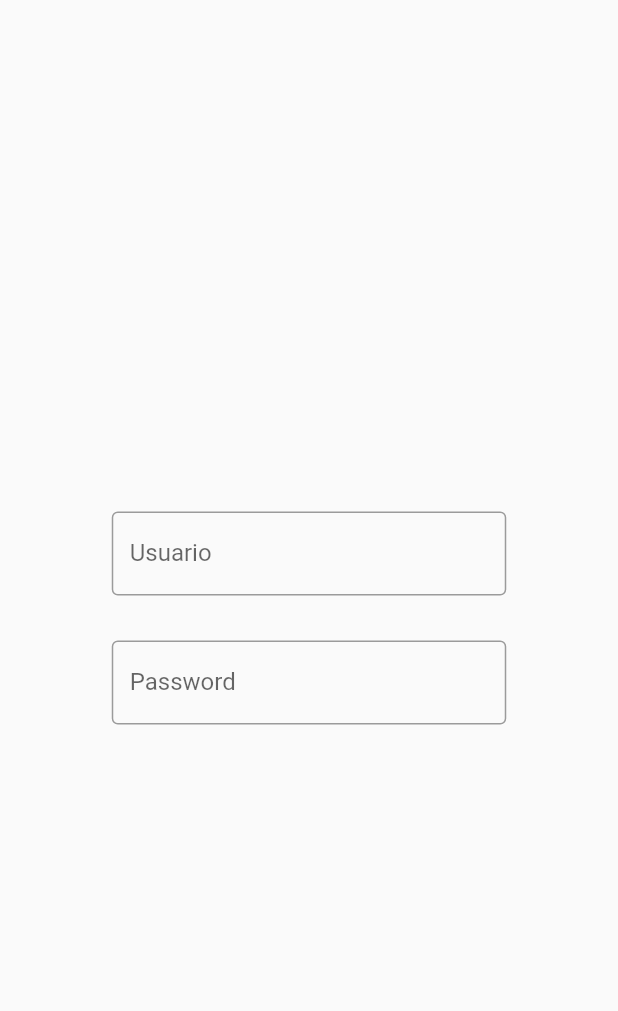
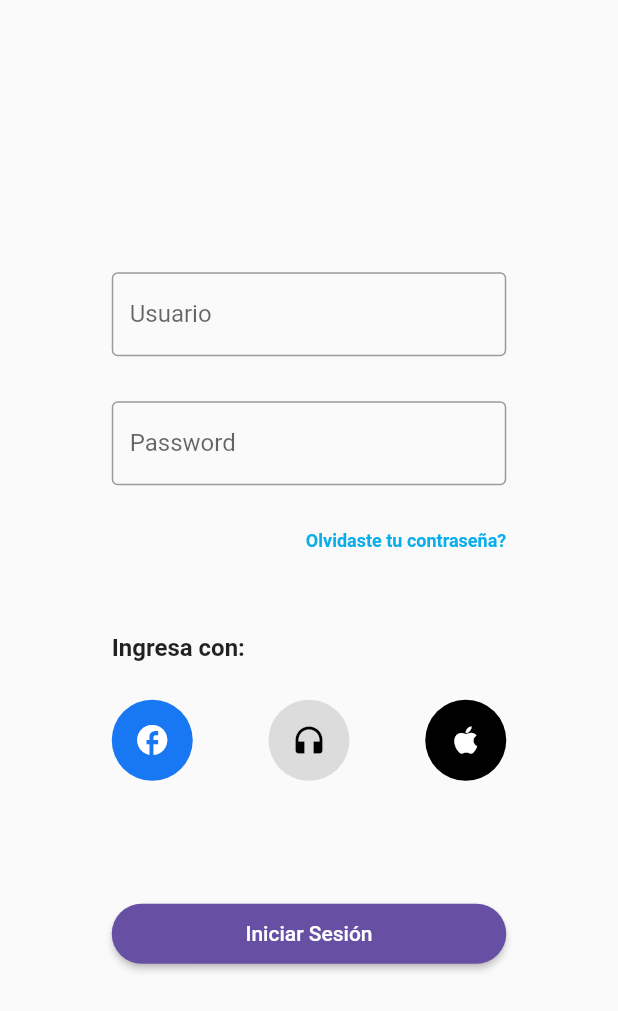
Before and after one commit to saulecch/farmacia, a Flutter app: the screen it shows after launch, on a phone screen of 412 x 824 dp. Shown: the top 1011 px of the screen. Run offline on Flutter 3.47's test engine with Material 2 defaults, Android fonts, the phone set to English and light mode, and no system bars.

Commit message:
Layout de botones listo

```diff
--- a/lib/login.dart
+++ b/lib/login.dart
@@ -10,6 +10,11 @@ class LoginScreen extends StatelessWidget {
         child: Center(
           child: Column(
             mainAxisAlignment: MainAxisAlignment.center,
+            crossAxisAlignment: CrossAxisAlignment.start,
+            children: [
+              Column(
+                mainAxisAlignment: MainAxisAlignment.center,
+                crossAxisAlignment: CrossAxisAlignment.end,
                 children: [
                   Container(
                     height: 56,
@@ -35,6 +40,99 @@ class LoginScreen extends StatelessWidget {
                       ),
                     ),
                   ),
+                  const SizedBox(
+                    height: 30.0,
+                  ),
+                  const Text(
+                    'Olvidaste tu contraseña?',
+                    style: TextStyle(
+                      color: Color(0xFF09ADEA),
+                      fontSize: 12.0,
+                      fontWeight: FontWeight.w600,
+                    ),
+                  ),
+                ],
+              ),
+              const SizedBox(
+                height: 55.0,
+              ),
+              const Text(
+                'Ingresa con:',
+                style: TextStyle(
+                  fontSize: 16.0,
+                  fontWeight: FontWeight.w600,
+                ),
+              ),
+              const SizedBox(
+                height: 25.0,
+              ),
+              Container(
+                width: 263.0,
+                child: Row(
+                  mainAxisAlignment: MainAxisAlignment.spaceBetween,
+                  children: [
+                    Ink(
+                      width: 54.0,
+                      height: 54.0,
+                      decoration: const ShapeDecoration(
+                        color: Color(0xFF1877F2),
+                        shape: CircleBorder(),
+                      ),
+                      child: IconButton(
+                        icon: const Icon(Icons.facebook),
+                        color: Colors.white,
+                        onPressed: () {},
+                      ),
+                    ),
+                    Ink(
+                      width: 54.0,
+                      height: 54.0,
+                      decoration: const ShapeDecoration(
+                        color: Colors.black12,
+                        shape: CircleBorder(),
+                      ),
+                      child: IconButton(
+                        icon: const Icon(Icons.headphones),
+                        color: Colors.black,
+                        onPressed: () {},
+                      ),
+                    ),
+                    Ink(
+                      width: 54.0,
+                      height: 54.0,
+                      decoration: const ShapeDecoration(
+                        color: Colors.black,
+                        shape: CircleBorder(),
+                      ),
+                      child: IconButton(
+                        icon: const Icon(Icons.apple),
+                        color: Colors.white,
+                        onPressed: () {},
+                      ),
+                    ),
+                  ],
+                ),
+              ),
+              const SizedBox(
+                height: 82.0,
+              ),
+              SizedBox(
+                height: 40.0,
+                width: 263.0,
+                child: ElevatedButton(
+                  style: ButtonStyle(
+                    backgroundColor:
+                        MaterialStateProperty.all(const Color(0xFF6750A4)),
+                    shape: MaterialStateProperty.all<RoundedRectangleBorder>(
+                      RoundedRectangleBorder(
+                        borderRadius: BorderRadius.circular(100.0),
+                      ),
+                    ),
+                  ),
+                  onPressed: () {},
+                  child: const Text('Iniciar Sesión'),
+                ),
+              )
             ],
           ),
         ),
```
Lines whose indentation alone changed are shown as unchanged.
